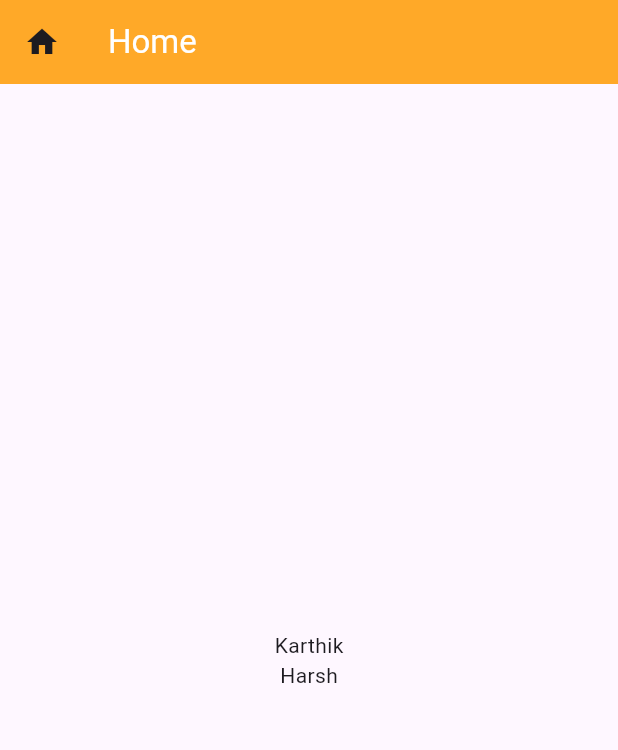
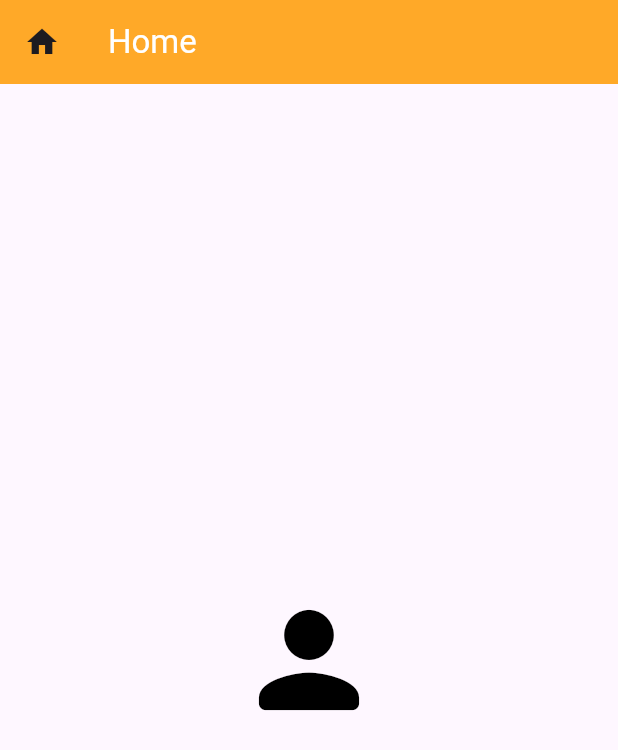
Before and after one commit to Karthiktelagi/Basic-Flutter, a Flutter app: the screen it shows after launch, on a phone screen of 412 x 824 dp. Shown: the top 750 px of the screen. Run offline on Flutter 3.47's test engine with Material 3 defaults, Android fonts, the phone set to English and light mode, and no system bars.

Commit message:
person_icon

```diff
--- a/lib/main.dart
+++ b/lib/main.dart
@@ -25,10 +25,7 @@ class MyApp extends StatelessWidget {
           ),
         ),
         body: Center(
-          child: Column(
-            mainAxisAlignment: MainAxisAlignment.center,
-            children: [Text("Karthik"), Text("Harsh")],
-          ),
+          child: Icon(Icons.person_rounded,size: 100.0,color: Colors.black),
         ),
       ),
     );
```
